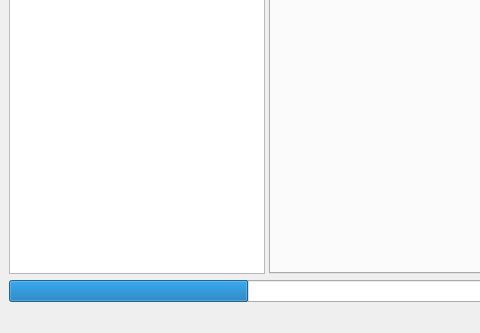
Above: ui/main.ui from jopohl/urh before the change; both pictures show x 0 to 480 and y 551 to 884 of the 1017 by 884 pixel window. Below: the same form after it.
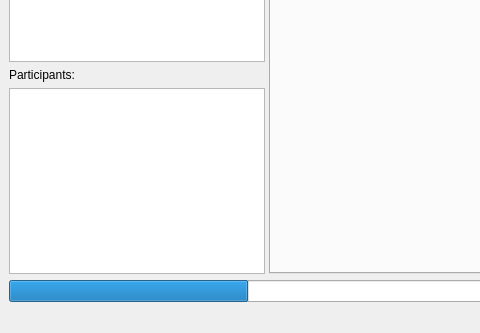
That is the form after the change. Icons and pictures are not drawn. Custom widgets are drawn as their Qt base class.

What changed in the file:
```diff
--- a/ui/main.ui
+++ b/ui/main.ui
@@ -34,7 +34,7 @@
        <bool>true</bool>
       </property>
       <widget class="QWidget" name="layoutWidget">
-       <layout class="QVBoxLayout" name="verticalLayout_3">
+       <layout class="QVBoxLayout" name="verticalLayout_3" stretch="0,3,0,1">
         <item>
          <widget class="QLineEdit" name="lnEdtTreeFilter">
           <property name="sizePolicy">
@@ -94,6 +94,16 @@
           </attribute>
          </widget>
         </item>
+        <item>
+         <widget class="QLabel" name="label">
+          <property name="text">
+           <string>Participants:</string>
+          </property>
+         </widget>
+        </item>
+        <item>
+         <widget class="QListView" name="listViewParticipants"/>
+        </item>
        </layout>
       </widget>
       <widget class="QTabWidget" name="tabWidget">
```
